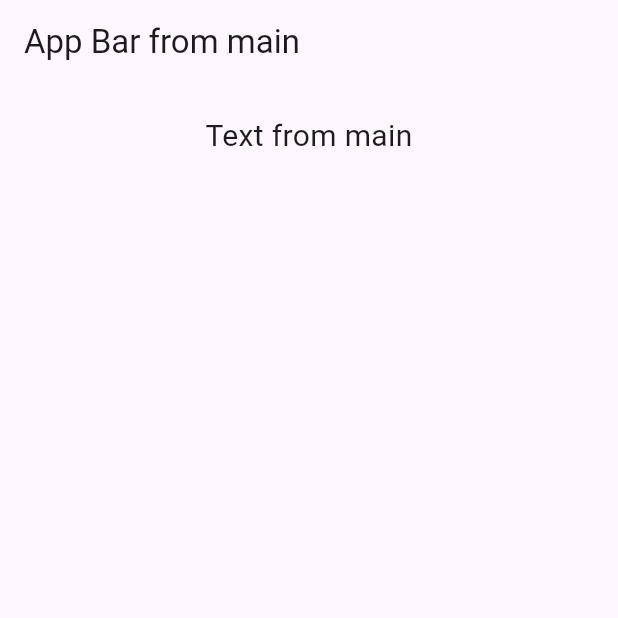
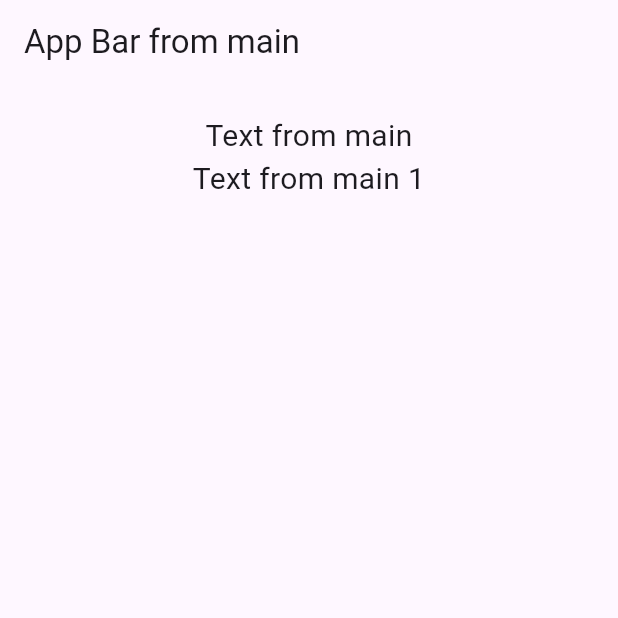
Before and after one commit to datminh797/git_example, a Flutter app: the screen it shows after launch, on a phone screen of 412 x 824 dp, the top half of it. Run offline on Flutter 3.47's test engine with Material 3 defaults, Android fonts, the phone set to English and light mode, and no system bars.

Commit message:
add text from main 1

```diff
--- a/lib/my_home_page_screen.dart
+++ b/lib/my_home_page_screen.dart
@@ -28,6 +28,14 @@ class _MyHomePageState extends State<MyHomePage> {
                 textAlign: TextAlign.center,
               ),
             ),
+            SizedBox(
+              width: double.infinity,
+              child: Text(
+                'Text from main 1',
+                style: TextStyle(fontSize: 20),
+                textAlign: TextAlign.center,
+              ),
+            ),
           ],
         ),
       ),
```
